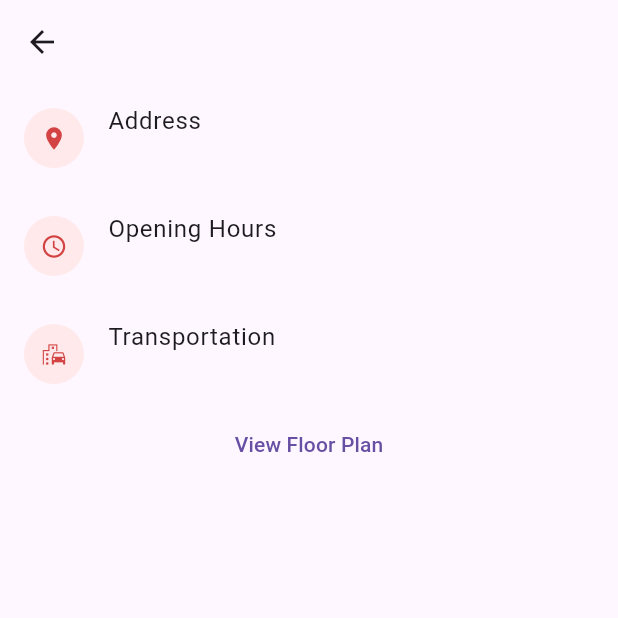
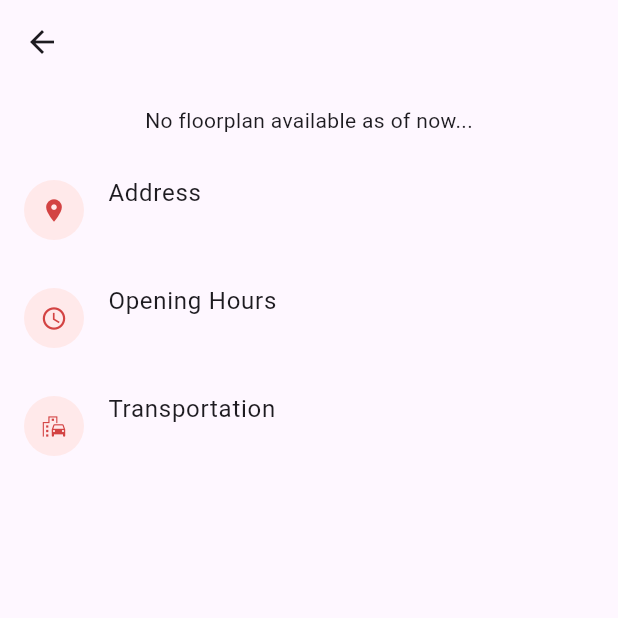
Before and after one commit to dddelacruz/UPClassroomFinder_AY2324_CS192, a Flutter app: the ClassroomDetailPage screen opened directly with empty values, on a phone screen of 412 x 824 dp, the top half of it. Run offline on Flutter 3.47's test engine with Material 3 defaults, Android fonts, the light colour scheme and no system bars; our stand-ins replace cloud_firestore, firebase_core, flutter_map, latlong2, shared_preferences; accounts and stored records are empty.

Commit message:
added floorplan image of aech, image shows in classroom details page

```diff
--- a/up_classroom_finder_ay2324_cs192/lib/main.dart
+++ b/up_classroom_finder_ay2324_cs192/lib/main.dart
@@ -1,11 +1,11 @@
 //-- needs improvement on the back function of the search bar
 //-- needs improvement on the UI of the floor plan (make it a "window" like before)
-
 
 import 'dart:async';
 
 import 'package:firebase_core/firebase_core.dart';
 import 'package:flutter/material.dart';
+import 'package:flutter/widgets.dart';
 import 'package:provider/provider.dart';
 import 'package:up_classroom_finder_ay2324_cs192/firebase_options.dart';
 import 'package:cloud_firestore/cloud_firestore.dart';
@@ -106,7 +106,10 @@ class _MapPageState extends State<MapPage> {
   }
 
   getClientStream() async {
-    var data = await FirebaseFirestore.instance.collection('upclassroom').orderBy('NAME').get();
+    var data = await FirebaseFirestore.instance
+        .collection('upclassroom')
+        .orderBy('NAME')
+        .get();
     setState(() {
       _allResults = data.docs.map((doc) => doc.data()).toList();
     });
@@ -124,7 +127,8 @@ Widget build(BuildContext context) {
       body: Stack(
         children: <Widget>[
           // Conditionally render the map image based on search text
-        if (_resultList.isEmpty) //(_searchController.text.isEmpty) // Only show the image if search text is empty
+          if (_resultList
+              .isEmpty) //(_searchController.text.isEmpty) // Only show the image if search text is empty
             Positioned.fill(
               child: Image.asset(
                 'assets/map.jpg',
@@ -138,7 +142,9 @@ Widget build(BuildContext context) {
             right: 0,
             bottom: 0,
             child: Container(
-            color: _searchController.text.isEmpty ? Colors.transparent : Colors.white,
+              color: _searchController.text.isEmpty
+                  ? Colors.transparent
+                  : Colors.white,
               child: ListView.builder(
                 itemCount: _resultList.length,
                 itemBuilder: (context, index) {
@@ -146,7 +152,7 @@ Widget build(BuildContext context) {
                     title: Text(_resultList[index]['NAME']),
                     subtitle: Text(_resultList[index]['LOCATION']),
                     trailing: Text(_resultList[index]['FLOOR NUMBER']),
-                  onTap: (){
+                    onTap: () {
                       Navigator.push(
                         context,
                         MaterialPageRoute(
@@ -188,7 +194,8 @@ Widget build(BuildContext context) {
                       onPressed: () {
                         Navigator.push(
                           context,
-                        MaterialPageRoute(builder: (context) => const SchedulePage()),
+                          MaterialPageRoute(
+                              builder: (context) => const SchedulePage()),
                         );
                       },
                     ),
@@ -197,7 +204,8 @@ Widget build(BuildContext context) {
                       onPressed: () {
                         Navigator.push(
                           context,
-                        MaterialPageRoute(builder: (context) => const BookmarksPage()),
+                          MaterialPageRoute(
+                              builder: (context) => const BookmarksPage()),
                         );
                       },
                     ),
@@ -215,7 +223,8 @@ Widget build(BuildContext context) {
 class ClassroomDetailPage extends StatelessWidget {
   final Map<String, dynamic> upclassroom;
 
-  const ClassroomDetailPage({Key? key, required this.upclassroom}) : super(key: key);
+  const ClassroomDetailPage({Key? key, required this.upclassroom})
+      : super(key: key);
 
   @override
   Widget build(BuildContext context) {
@@ -225,10 +234,27 @@ class ClassroomDetailPage extends StatelessWidget {
       ),
       body: ListView(
         children: [
+          SizedBox(
+            height: 14,
+          ),
+          upclassroom['LOCATION'] == "UP AECH"
+              ? Dialog(
+                  child: Image.asset(
+                    "assets/floorplan_AECH.jpg",
+                    height: 200,
+                    width: 200,
+                    fit: BoxFit.cover,
+                  ),
+                )
+              : Center(child: Text("No floorplan available as of now...")),
+          SizedBox(
+            height: 14,
+          ),
           ListTile(
             leading: CircleAvatar(
               backgroundColor: Color(0xffffe9ea),
-              child: Icon(Icons.location_on, size: 18, color: Color(0xffd34343)),
+              child:
+                  Icon(Icons.location_on, size: 18, color: Color(0xffd34343)),
             ),
             title: Text("Address"),
             subtitle: Text(upclassroom['LOCATION']),
@@ -236,7 +262,8 @@ class ClassroomDetailPage extends StatelessWidget {
           ListTile(
             leading: CircleAvatar(
               backgroundColor: Color(0xffffe9ea),
-              child: Icon(Icons.access_time_sharp, size: 18, color: Color(0xffd34343)),
+              child: Icon(Icons.access_time_sharp,
+                  size: 18, color: Color(0xffd34343)),
             ),
             title: Text("Opening Hours"),
             subtitle: Text(upclassroom['OPENING HOURS']),
@@ -244,22 +271,23 @@ class ClassroomDetailPage extends StatelessWidget {
           ListTile(
             leading: CircleAvatar(
               backgroundColor: Color(0xffffe9ea),
-              child: Icon(Icons.emoji_transportation, size: 18, color: Color(0xffd34343)),
+              child: Icon(Icons.emoji_transportation,
+                  size: 18, color: Color(0xffd34343)),
             ),
             title: Text("Transportation"),
             subtitle: Text(upclassroom['TRANSPORTATION']),
           ),
-          TextButton(
-            onPressed: (){
-                    Navigator.push(
-                       context,
-                        MaterialPageRoute(
-                           builder: (context) => FloorPlanPage(),
-                        ),
-                    );
-                  },
-                  child:Text("View Floor Plan"),
-          ),
+          // TextButton(
+          //   onPressed: () {
+          //     Navigator.push(
+          //       context,
+          //       MaterialPageRoute(
+          //         builder: (context) => FloorPlanPage(),
+          //       ),
+          //     );
+          //   },
+          //   child: Text("View Floor Plan"),
+          // ),
         ],
       ),
     );
--- a/up_classroom_finder_ay2324_cs192/pubspec.yaml
+++ b/up_classroom_finder_ay2324_cs192/pubspec.yaml
@@ -43,6 +43,7 @@ dependencies:
 
   # Shared preferences local database
   shared_preferences: ^2.2.3
+  photo_view: ^0.15.0
 
 dev_dependencies:
   flutter_test:
@@ -74,6 +75,7 @@ flutter:
   # To add assets to your application, add an assets section, like this:
   assets:
    - assets/map.jpg
+   - assets/floorplan_AECH.jpg
 
   # An image asset can refer to one or more resolution-specific "variants", see
   # https://flutter.dev/assets-and-images/#resolution-aware
```
Also changed, not shown: up_classroom_finder_ay2324_cs192/lib/floorplan.dart (+7 -4 lines), up_classroom_finder_ay2324_cs192/assets/floorplan_AECH.jpg (added), up_classroom_finder_ay2324_cs192/pubspec.lock. Lines whose indentation alone changed are shown as unchanged.
